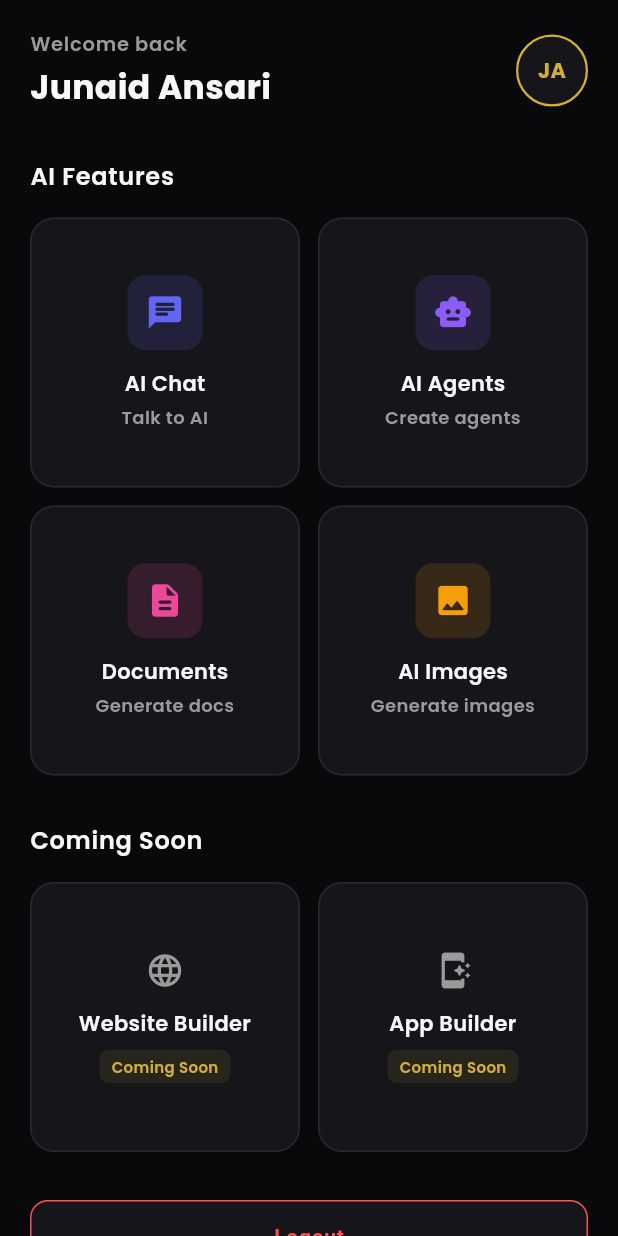
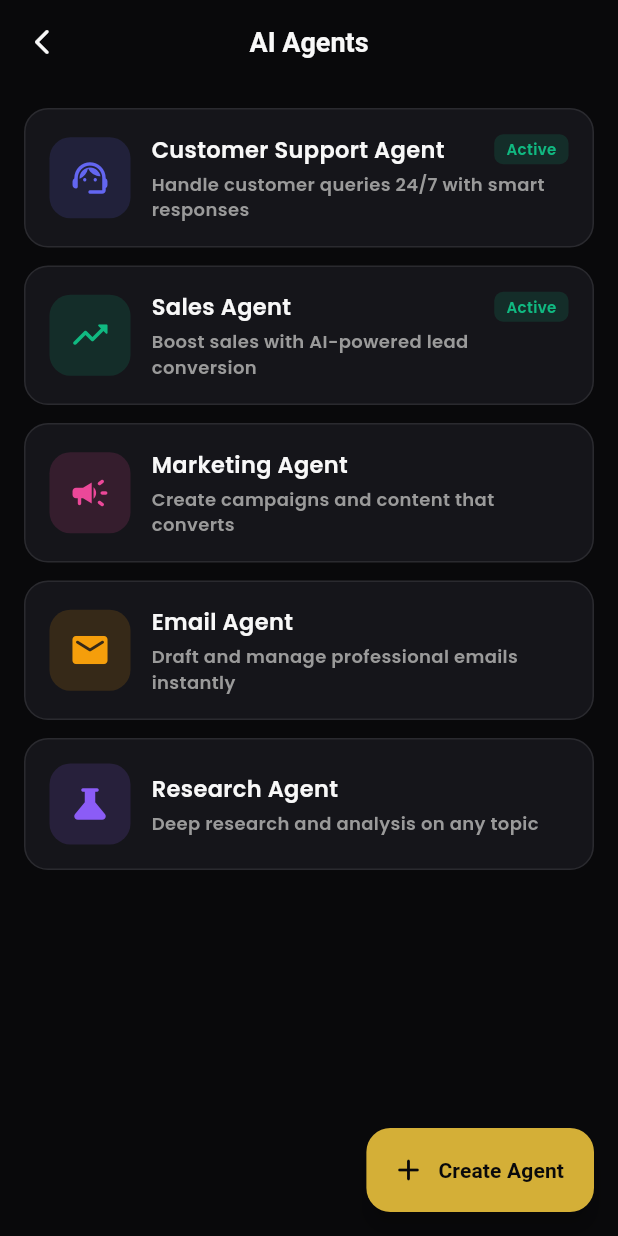
Before and after one commit to ansarijunaid19813-ops/nexora-ai, a Flutter app: the DashboardScreen screen opened by its route, after a tap on "AI Agents", on a phone screen of 412 x 824 dp. Run offline on Flutter 3.47's test engine with Material 3 defaults, Android fonts, the phone set to English and light mode, and no system bars; drawn by our look-alikes of flutter_animate; our stand-ins replace flutter_riverpod, google_fonts.

Commit message:
feat: AI Agents screen with agent list

```diff
--- /dev/null
+++ b/lib/core/constants/agents_data.dart
@@ -0,0 +1,44 @@
+import 'package:flutter/material.dart';
+import '../../models/agent_model.dart';
+
+class AgentsData {
+  static List<Agent> agents = [
+    Agent(
+      id: '1',
+      name: 'Customer Support Agent',
+      description: 'Handle customer queries 24/7 with smart responses',
+      icon: Icons.support_agent_rounded,
+      color: const Color(0xFF6366F1),
+      isActive: true,
+    ),
+    Agent(
+      id: '2',
+      name: 'Sales Agent',
+      description: 'Boost sales with AI-powered lead conversion',
+      icon: Icons.trending_up_rounded,
+      color: const Color(0xFF10B981),
+      isActive: true,
+    ),
+    Agent(
+      id: '3',
+      name: 'Marketing Agent',
+      description: 'Create campaigns and content that converts',
+      icon: Icons.campaign_rounded,
+      color: const Color(0xFFEC4899),
+    ),
+    Agent(
+      id: '4',
+      name: 'Email Agent',
+      description: 'Draft and manage professional emails instantly',
+      icon: Icons.email_rounded,
+      color: const Color(0xFFF59E0B),
+    ),
+    Agent(
+      id: '5',
+      name: 'Research Agent',
+      description: 'Deep research and analysis on any topic',
+      icon: Icons.science_rounded,
+      color: const Color(0xFF8B5CF6),
+    ),
+  ];
+}
--- /dev/null
+++ b/lib/features/agents/agents_screen.dart
@@ -0,0 +1,126 @@
+import 'package:flutter/material.dart';
+import 'package:flutter_animate/flutter_animate.dart';
+import '../../core/theme/app_theme.dart';
+import '../../core/constants/agents_data.dart';
+import '../../models/agent_model.dart';
+
+class AgentsScreen extends StatelessWidget {
+  const AgentsScreen({super.key});
+
+  @override
+  Widget build(BuildContext context) {
+    final agents = AgentsData.agents;
+
+    return Scaffold(
+      backgroundColor: AppColors.background,
+      appBar: AppBar(
+        backgroundColor: AppColors.background,
+        elevation: 0,
+        leading: IconButton(
+          icon: const Icon(Icons.arrow_back_ios_new_rounded, color: AppColors.text, size: 20),
+          onPressed: () => Navigator.pop(context),
+        ),
+        title: const Text(
+          'AI Agents',
+          style: TextStyle(color: AppColors.text, fontSize: 18, fontWeight: FontWeight.w600),
+        ),
+        centerTitle: true,
+      ),
+      body: ListView.builder(
+        padding: const EdgeInsets.all(16),
+        itemCount: agents.length,
+        itemBuilder: (context, index) {
+          final agent = agents[index];
+          return _buildAgentCard(agent, index);
+        },
+      ),
+      floatingActionButton: FloatingActionButton.extended(
+        onPressed: () {
+          ScaffoldMessenger.of(context).showSnackBar(
+            const SnackBar(
+              content: Text('Create Agent - Coming Soon'),
+              backgroundColor: AppColors.card,
+            ),
+          );
+        },
+        backgroundColor: AppColors.accent,
+        icon: const Icon(Icons.add_rounded, color: AppColors.background),
+        label: const Text(
+          'Create Agent',
+          style: TextStyle(color: AppColors.background, fontWeight: FontWeight.w600),
+        ),
+      ),
+    );
+  }
+
+  Widget _buildAgentCard(Agent agent, int index) {
+    return Container(
+      margin: const EdgeInsets.only(bottom: 12),
+      padding: const EdgeInsets.all(16),
+      decoration: BoxDecoration(
+        color: AppColors.card,
+        borderRadius: BorderRadius.circular(16),
+        border: Border.all(color: AppColors.border, width: 1),
+      ),
+      child: Row(
+        children: [
+          Container(
+            width: 54,
+            height: 54,
+            decoration: BoxDecoration(
+              color: agent.color.withOpacity(0.15),
+              borderRadius: BorderRadius.circular(14),
+            ),
+            child: Icon(agent.icon, color: agent.color, size: 28),
+          ),
+          const SizedBox(width: 14),
+          Expanded(
+            child: Column(
+              crossAxisAlignment: CrossAxisAlignment.start,
+              children: [
+                Row(
+                  children: [
+                    Expanded(
+                      child: Text(
+                        agent.name,
+                        style: const TextStyle(
+                          color: AppColors.text,
+                          fontSize: 15,
+                          fontWeight: FontWeight.w600,
+                        ),
+                      ),
+                    ),
+                    if (agent.isActive)
+                      Container(
+                        padding: const EdgeInsets.symmetric(horizontal: 8, vertical: 3),
+                        decoration: BoxDecoration(
+                          color: const Color(0xFF10B981).withOpacity(0.15),
+                          borderRadius: BorderRadius.circular(6),
+                        ),
+                        child: const Text(
+                          'Active',
+                          style: TextStyle(
+                            color: Color(0xFF10B981),
+                            fontSize: 10,
+                            fontWeight: FontWeight.w600,
+                          ),
+                        ),
+                      ),
+                  ],
+                ),
+                const SizedBox(height: 4),
+                Text(
+                  agent.description,
+                  style: const TextStyle(
+                    color: AppColors.textSecondary,
+                    fontSize: 12,
+                  ),
+                ),
+              ],
+            ),
+          ),
+        ],
+      ),
+    ).animate().fadeIn(duration: 400.ms, delay: (index * 100).ms).slideX(begin: 0.2, end: 0);
+  }
+}
--- a/lib/main.dart
+++ b/lib/main.dart
@@ -9,7 +9,7 @@ import 'features/auth/signup_screen.dart';
 import 'features/auth/forgot_password_screen.dart';
 import 'features/dashboard/dashboard_screen.dart';
 import 'features/chat/chat_screen.dart';
-
+import 'features/agents/agents_screen.dart';
 void main() {
   runApp(
     const ProviderScope(
@@ -36,6 +36,7 @@ class NexoraApp extends StatelessWidget {
             const ForgotPasswordScreen(),
         AppConstants.routeDashboard: (context) => const DashboardScreen(),
         AppConstants.routeChat: (context) => const ChatScreen(),
+        AppConstants.routeAgents: (context) => const AgentsScreen(),
       },
     );
   }
--- /dev/null
+++ b/lib/models/agent_model.dart
@@ -0,0 +1,19 @@
+import 'package:flutter/material.dart';
+
+class Agent {
+  final String id;
+  final String name;
+  final String description;
+  final IconData icon;
+  final Color color;
+  final bool isActive;
+
+  Agent({
+    required this.id,
+    required this.name,
+    required this.description,
+    required this.icon,
+    required this.color,
+    this.isActive = false,
+  });
+}
```
